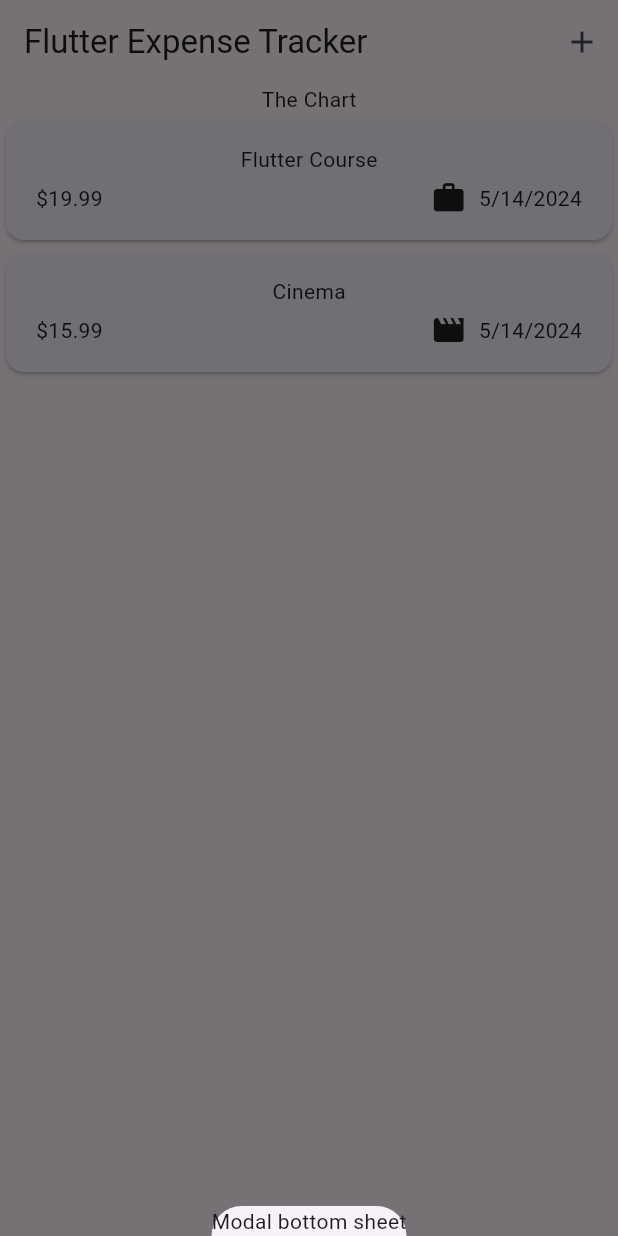
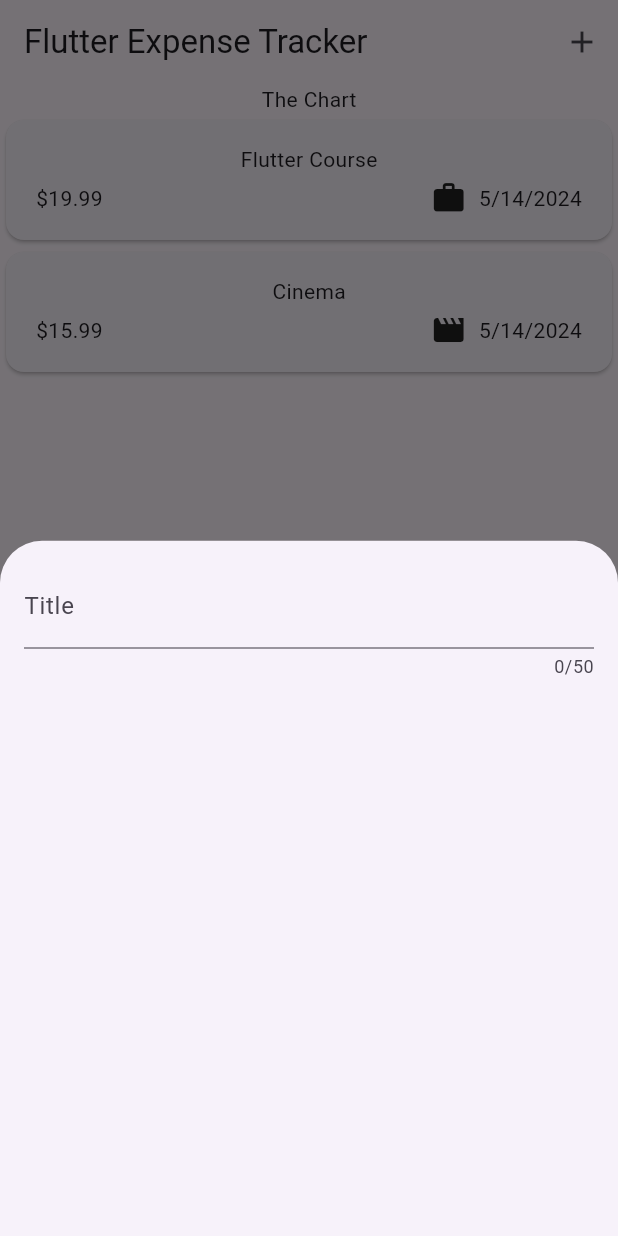
Before and after one commit to its-cess/flutter_expenses, a Flutter app: the screen it shows after launch, after a tap on the "add" icon, on a phone screen of 412 x 824 dp. Run offline on Flutter 3.47's test engine with Material 3 defaults, Android fonts, the phone set to English and light mode, and no system bars.

Commit message:
add text input for new expense

```diff
--- a/lib/widgets/expenses.dart
+++ b/lib/widgets/expenses.dart
@@ -1,4 +1,5 @@
 import 'package:expense_tracker/widgets/expenses_list/expenses_list.dart';
+import 'package:expense_tracker/widgets/new_expense.dart';
 import 'package:flutter/material.dart';
 import 'package:expense_tracker/models/expense.dart';
 
@@ -28,7 +29,7 @@ class _ExpensesState extends State<Expenses> {
   void _openAddExpenseOverlay() {
     showModalBottomSheet(
       context: context,
-      builder: (ctx) => const Text('Modal bottom sheet'),
+      builder: (ctx) => const NewExpense(),
     );
   }
 
--- /dev/null
+++ b/lib/widgets/new_expense.dart
@@ -0,0 +1,27 @@
+import 'package:flutter/material.dart';
+
+class NewExpense extends StatefulWidget {
+  const NewExpense({super.key});
+  @override
+  State<NewExpense> createState() {
+    return _NewExpenseState();
+  }
+}
+
+class _NewExpenseState extends State<NewExpense> {
+  @override
+  Widget build(BuildContext context) {
+    return const Padding(
+      padding: EdgeInsets.all(16),
+      child: Column(
+        children: [
+          TextField(
+            maxLength: 50,
+            decoration: InputDecoration(label: Text('Title')),
+            keyboardType: TextInputType.text,
+          ),
+        ],
+      ),
+    );
+  }
+}
```
